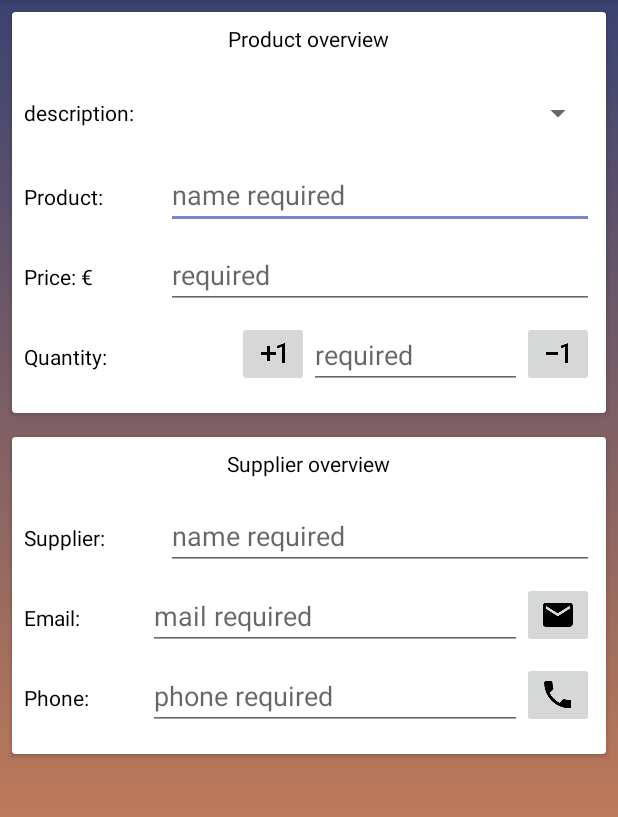
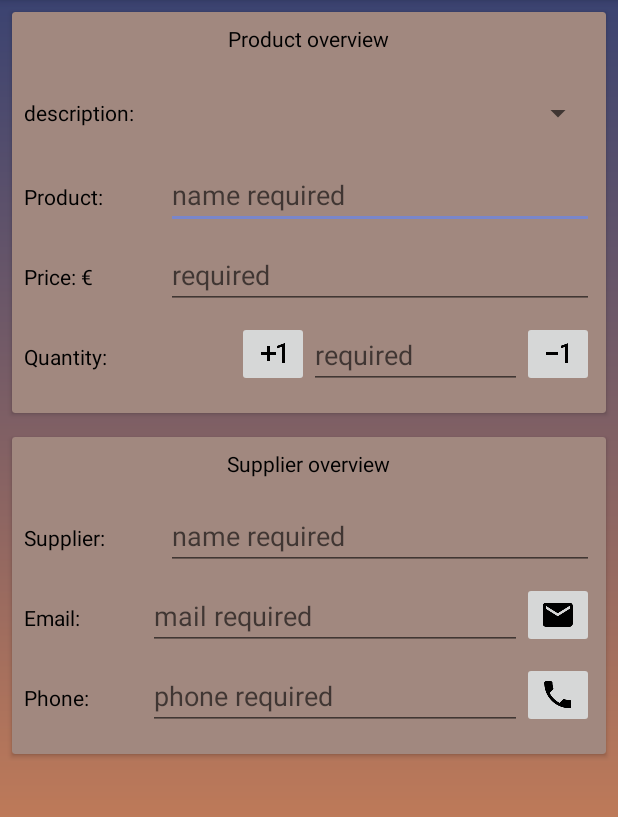
Before and after one commit to fragargon/InventoryApp, an Android app: the EditorActivity screen opened directly, with no data from a screen before it, on a phone screen of 412 x 824 dp, the part 84-901 px from its top. Run offline under Robolectric (Android 15) with nearby library versions, the phone set to English and light mode, and no system bars.

Commit message:
add a background

```diff
--- a/app/src/main/res/layout/activity_editor.xml
+++ b/app/src/main/res/layout/activity_editor.xml
@@ -10,6 +10,7 @@
     <android.support.v7.widget.CardView
         android:layout_width="match_parent"
         android:layout_height="wrap_content"
+        app:cardBackgroundColor="@color/colorCardView"
         android:layout_margin="@dimen/value_8"
         app:contentPadding="@dimen/value_8">
 
@@ -88,7 +89,8 @@
                     android:id="@+id/edit_btn_add"
                     android:layout_width="wrap_content"
                     android:layout_height="wrap_content"
-                   android:src="@drawable/ic_exposure_plus_1"/>
+                   android:src="@drawable/ic_exposure_plus_1"
+                    android:contentDescription="@string/content_description"/>
 
                 <EditText
                     android:id="@+id/edit_product_quantity"
@@ -101,7 +103,8 @@
                     android:id="@+id/edit_btn_del"
                     android:layout_width="wrap_content"
                     android:layout_height="wrap_content"
-                    android:src="@drawable/ic_exposure_neg_1"/>
+                    android:src="@drawable/ic_exposure_neg_1"
+                    android:contentDescription="@string/content_description"/>
 
             </LinearLayout>
         </RelativeLayout>
@@ -111,6 +114,7 @@
     <android.support.v7.widget.CardView
         android:layout_width="match_parent"
         android:layout_height="wrap_content"
+        app:cardBackgroundColor="@color/colorCardView"
         android:layout_margin="@dimen/value_8"
         app:contentPadding="@dimen/value_8">
 
@@ -161,7 +165,8 @@
                     android:id="@+id/edit_btn_send_mail"
                     android:layout_width="wrap_content"
                     android:layout_height="wrap_content"
-                    android:src="@drawable/ic_email"/>
+                    android:src="@drawable/ic_email"
+                    android:contentDescription="@string/content_description"/>
 
             </LinearLayout>
 
@@ -184,7 +189,8 @@
                     android:id="@+id/edit_btn_call_phone"
                     android:layout_width="wrap_content"
                     android:layout_height="wrap_content"
-                    android:src="@drawable/ic_phone"/>
+                    android:src="@drawable/ic_phone"
+                    android:contentDescription="@string/content_description"/>
 
             </LinearLayout>
 
--- a/app/src/main/res/layout/list_item.xml
+++ b/app/src/main/res/layout/list_item.xml
@@ -4,12 +4,14 @@
     xmlns:tools="http://schemas.android.com/tools"
     android:layout_width="match_parent"
     android:layout_height="wrap_content"
+    android:background="@drawable/background"
     xmlns:app="http://schemas.android.com/apk/res-auto"
     android:orientation="vertical">
 
     <android.support.v7.widget.CardView
         android:layout_width="match_parent"
         android:layout_height="wrap_content"
+        app:cardBackgroundColor="@color/colorCardView"
         android:layout_margin="@dimen/value_4"
         app:contentPadding="@dimen/value_8"
         android:clickable="true"
```
